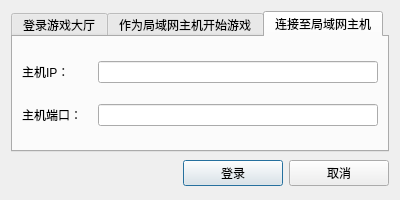
IPCHIFUNG/Gobang, file Gobang/ServerDialog.ui: the form before one commit.
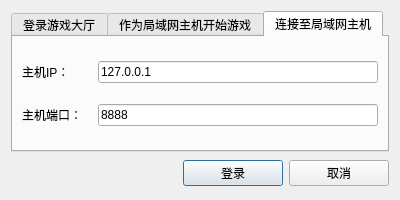
The form after the commit. The open tabs and pages were chosen to show the change.

Commit message: serverDialog.ui加默认值

Patch:
```diff
--- a/Gobang/ServerDialog.ui
+++ b/Gobang/ServerDialog.ui
@@ -102,7 +102,11 @@
           </widget>
          </item>
          <item>
-          <widget class="QLineEdit" name="le_ip"/>
+          <widget class="QLineEdit" name="le_ip">
+           <property name="text">
+            <string>127.0.0.1</string>
+           </property>
+          </widget>
          </item>
         </layout>
        </item>
@@ -122,7 +126,11 @@
           </widget>
          </item>
          <item>
-          <widget class="QLineEdit" name="le_client_port"/>
+          <widget class="QLineEdit" name="le_client_port">
+           <property name="text">
+            <string>8888</string>
+           </property>
+          </widget>
          </item>
         </layout>
        </item>
```
Left out of the diff: 6 changed lines with no effect on the pictures.
